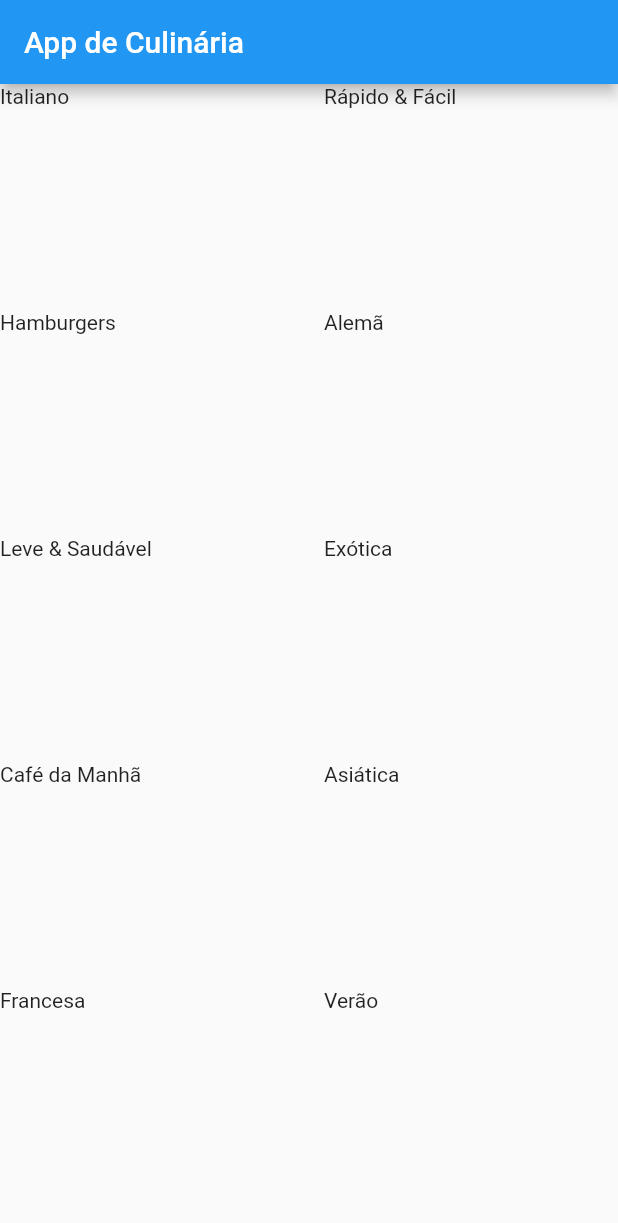
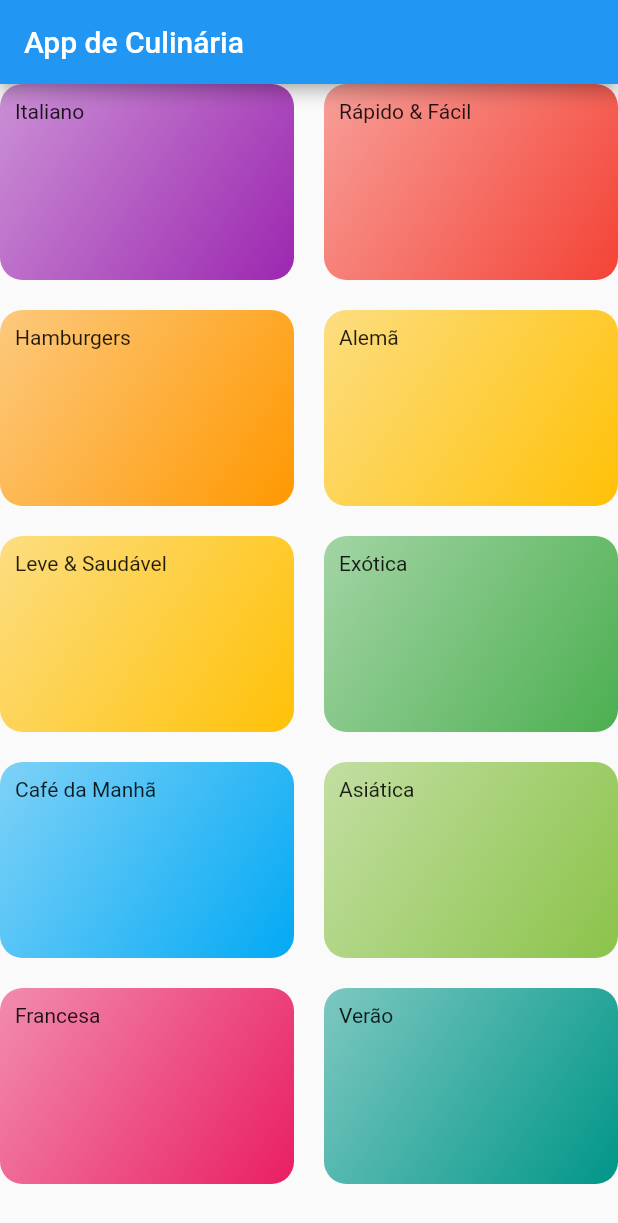
Before and after one commit to fvieir/Flutter-AppCulinaria, a Flutter app: the screen it shows after launch, on a phone screen of 412 x 824 dp. Shown: the top 1223 px of the screen. Run offline on Flutter 3.47's test engine with Material 2 defaults, Android fonts, the phone set to English and light mode, and no system bars.

Commit message:
Add cor obtendo valores dinamicos

```diff
--- a/lib/components/category_item.dart
+++ b/lib/components/category_item.dart
@@ -11,7 +11,19 @@ class CategoryItem extends StatelessWidget {
 
   @override
   Widget build(BuildContext context) {
-    return SizedBox(
+    return Container(
+      padding: const EdgeInsets.all(10),
+      decoration: BoxDecoration(
+        borderRadius: BorderRadius.circular(15),
+        gradient: LinearGradient(
+          colors: [
+            category.color.withOpacity(0.5),
+            category.color,
+          ],
+          begin: Alignment.topLeft,
+          end: Alignment.bottomRight,
+        ),
+      ),
       child: Text(
         category.title,
       ),
```
